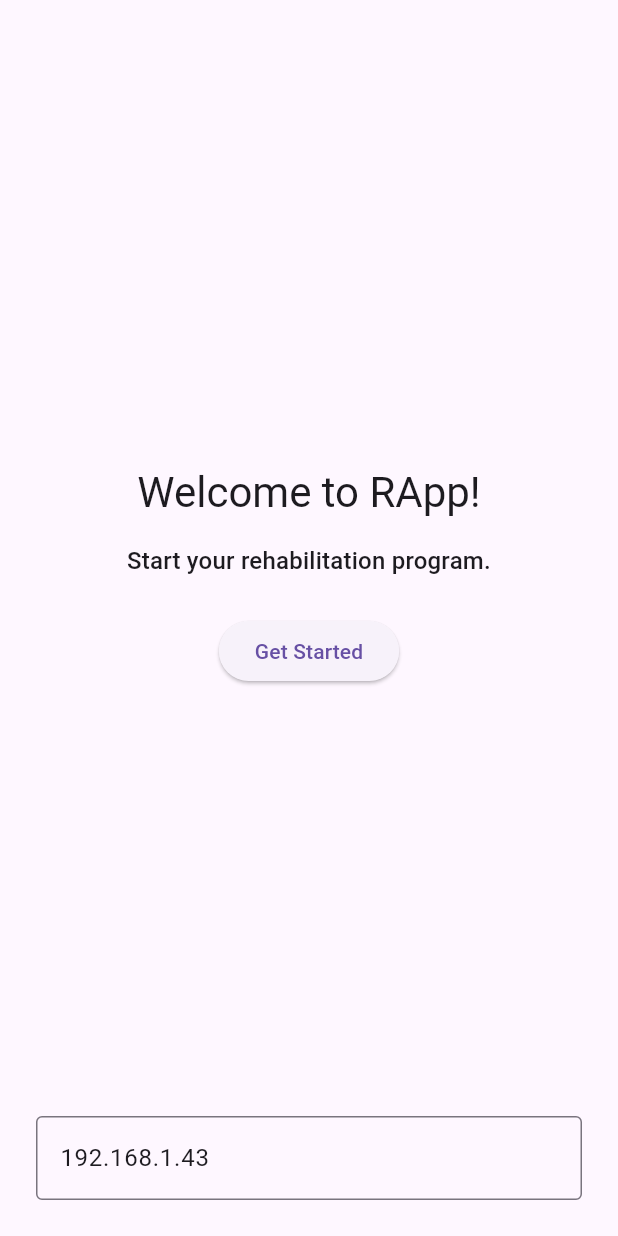
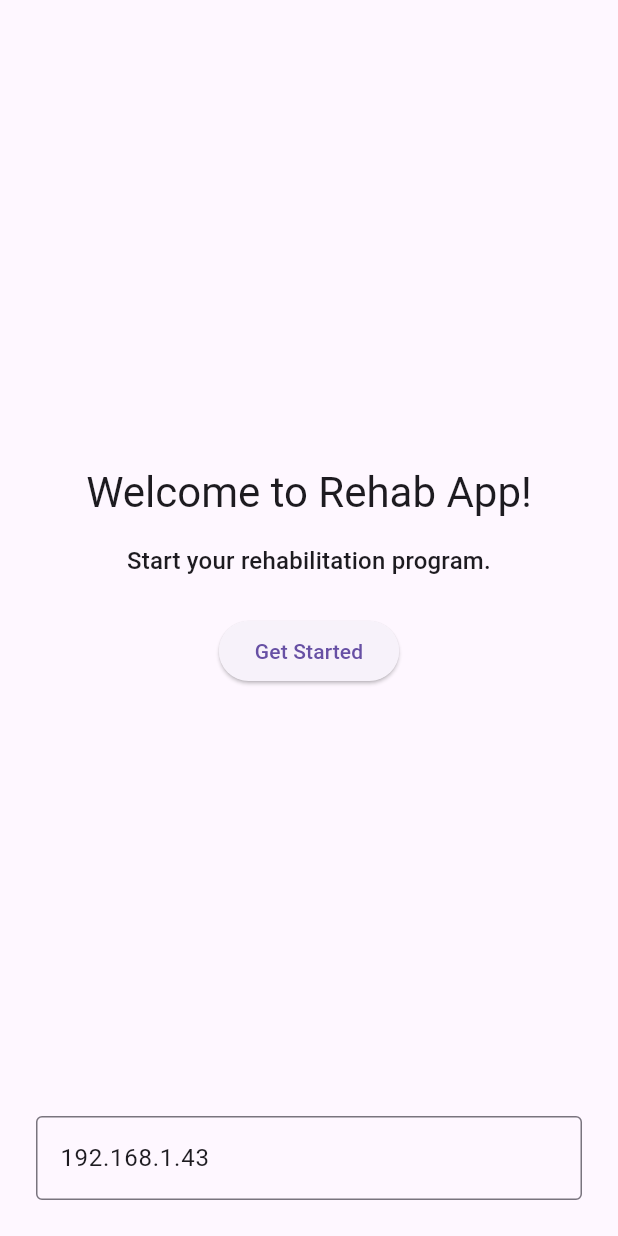
Before and after one commit to Mar-M-A/rehab_app2, a Flutter app: the screen it shows after launch, on a phone screen of 412 x 824 dp. Run offline on Flutter 3.47's test engine with Material 3 defaults, Android fonts, the phone set to English and light mode, and no system bars; our stand-ins replace fl_chart.

Commit message:
Name change

```diff
--- a/lib/screens/welcome_screen.dart
+++ b/lib/screens/welcome_screen.dart
@@ -23,7 +23,7 @@ class WelcomeScreen extends StatelessWidget {
             Column(
               mainAxisSize: MainAxisSize.min,
               children: [
-                Text('Welcome to RApp!',
+                Text('Welcome to Rehab App!',
                     style: Theme.of(context).textTheme.headlineMedium),
                 SizedBox(height: 16),
                 Text('Start your rehabilitation program.',
```
